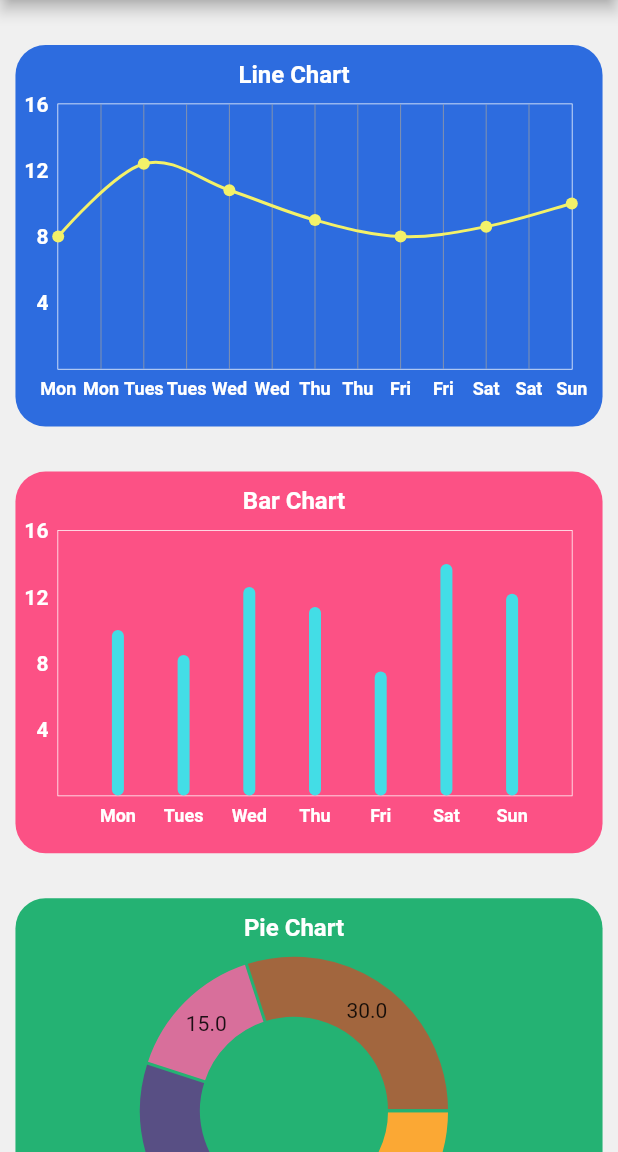
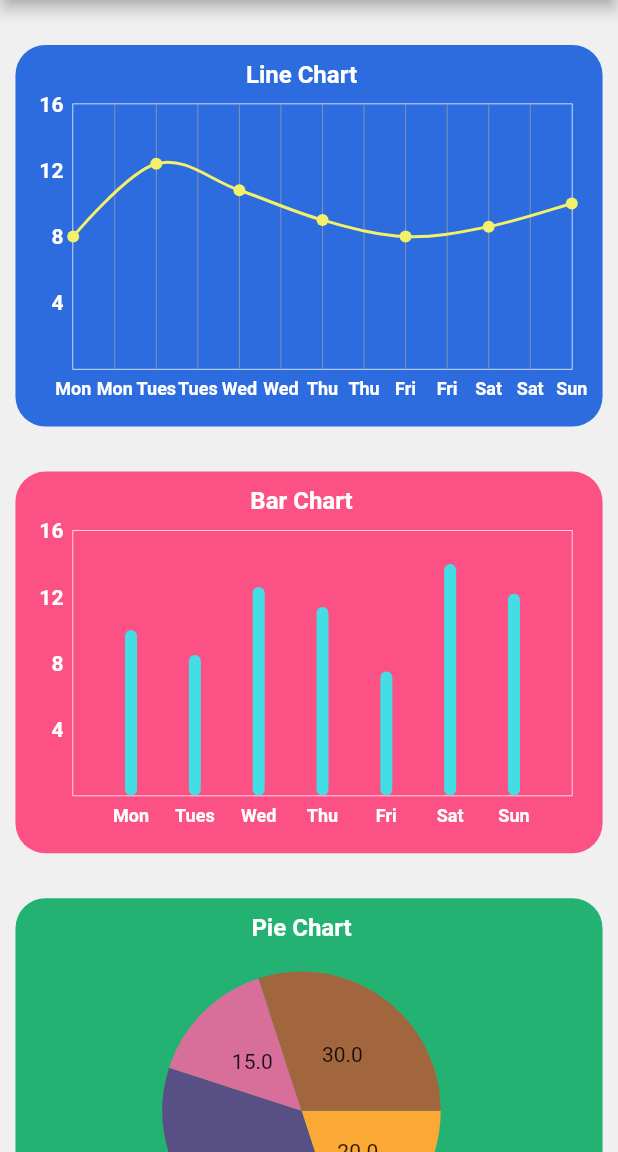
Before and after one commit to RedHunter7/Flutter-FLChart-Tutorial, a Flutter app: the screen it shows after launch, on a phone screen of 412 x 824 dp, the part 84-1236 px from its top. Run offline on Flutter 3.47's test engine with Material 2 defaults, Android fonts, the phone set to English and light mode, and no system bars; drawn by our look-alikes of fl_chart.

Commit message:
Update on Pie Chart Scripts and chart container

```diff
--- a/lib/chart/pie_chart.dart
+++ b/lib/chart/pie_chart.dart
@@ -7,7 +7,9 @@ class PieChartContent extends StatelessWidget {
   @override
   Widget build(BuildContext context) {
     return PieChart(PieChartData(
-      sections: pieChartSectionData
+      sectionsSpace: 0,
+      centerSpaceRadius: 0,
+      sections: getSectionData(MediaQuery.of(context).size.width)
     ));
   }
 }
--- a/lib/chart_container.dart
+++ b/lib/chart_container.dart
@@ -19,7 +19,7 @@ class ChartContainer extends StatelessWidget {
       child: Container(
         width: MediaQuery.of(context).size.width * 0.95,
         height: MediaQuery.of(context).size.width * 0.95 * 0.65,
-        padding: EdgeInsets.fromLTRB(0, 10, 20, 10),
+        padding: EdgeInsets.fromLTRB(10, 10, 20, 10),
         decoration: BoxDecoration(
           color: color,
           borderRadius: BorderRadius.circular(20),
--- a/lib/chart_data/pie_chart_data.dart
+++ b/lib/chart_data/pie_chart_data.dart
@@ -1,21 +1,31 @@
 import 'dart:ui';
 import 'package:fl_chart/fl_chart.dart';
+import 'package:flutter/material.dart';
 
-List<PieChartSectionData> pieChartSectionData = [
+List<PieChartSectionData> getSectionData(double screenWidth) {
+  print(screenWidth);
+  double radius = screenWidth / 4.44;
+
+  return [
     PieChartSectionData(
       value: 20,
+      radius: radius,
       color: Color(0xfffba834),
     ),
     PieChartSectionData(
       value: 35,
+      radius: radius,
       color: Color(0xff584f84),
     ),
     PieChartSectionData(
       value: 15,
+      radius: radius,
       color: Color(0xffd86f9b),
     ),
     PieChartSectionData(
       value: 30,
+      radius: radius,
       color: Color(0xffa2663e),
     ),
   ];
+}
```
Lines whose indentation alone changed are shown as unchanged.
